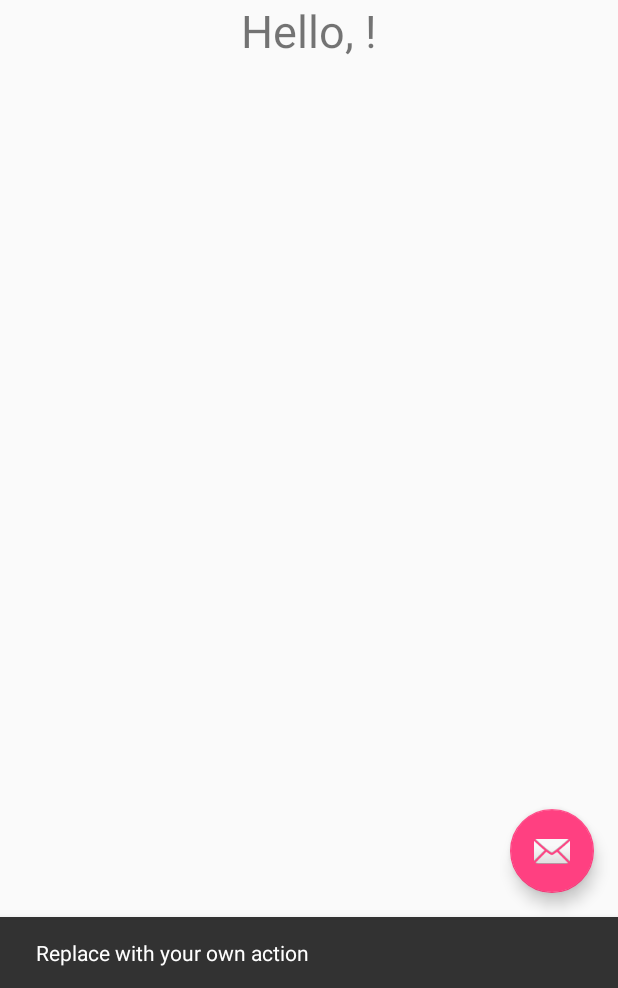
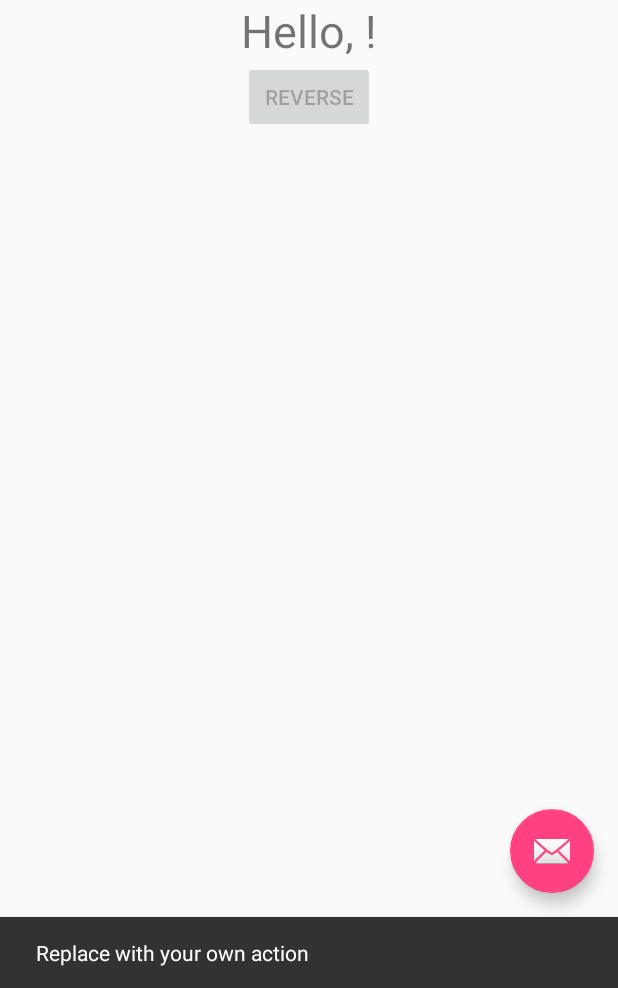
Before and after one commit to AuntKayKay/KaleighKendrickGreeter, an Android app: the screen it shows after launch (MainActivity), after a tap on an icon or button, on a phone screen of 412 x 824 dp, the part 248-1236 px from its top. Run offline under Robolectric (Android 15) with nearby library versions, the phone set to English and light mode, and no system bars; 1 other tap on this screen came first.

Commit message:
Added reverse button and test method to ensure it is disabled when the activity starts.

```diff
--- a/app/src/main/res/layout/content_main.xml
+++ b/app/src/main/res/layout/content_main.xml
@@ -37,4 +37,16 @@
         android:gravity="center"
         android:textSize="30sp"/>
 
+    <Button
+        android:layout_width="wrap_content"
+        android:layout_height="wrap_content"
+        android:text="REVERSE"
+        android:id="@+id/reverseButton"
+        android:layout_below="@+id/message_text_view"
+        android:layout_alignRight="@+id/greet_button"
+        android:layout_alignEnd="@+id/greet_button"
+        android:layout_alignLeft="@+id/greet_button"
+        android:layout_alignStart="@+id/greet_button"
+        android:enabled="false" />
+
 </RelativeLayout>
```
Also changed, not shown: 1 other file.
